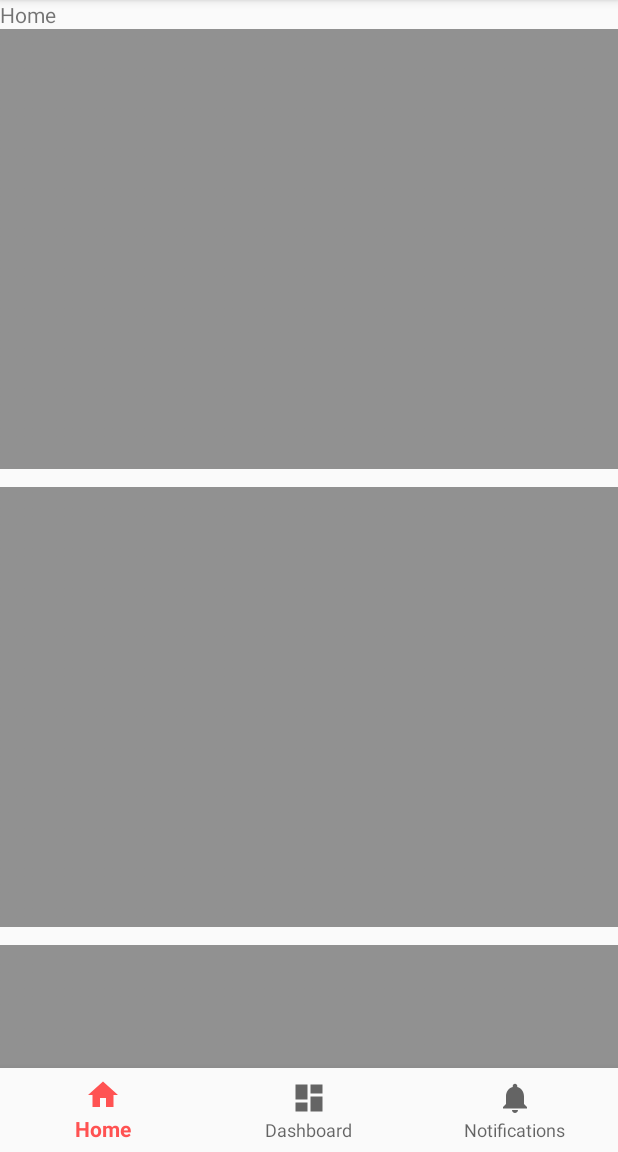
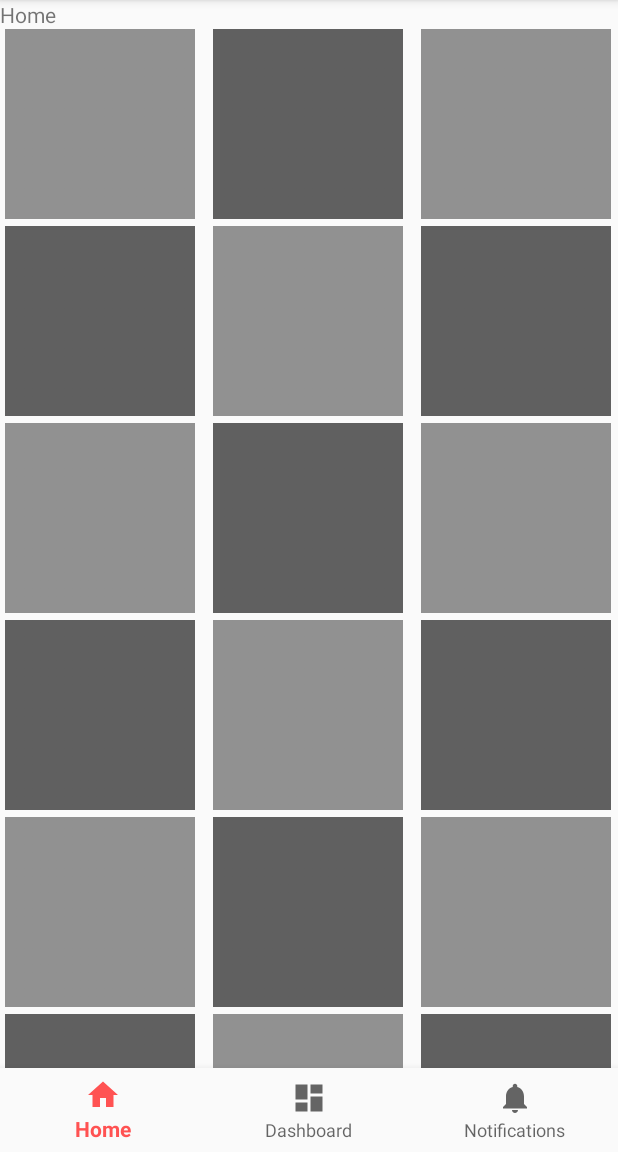
Before and after one commit to tzuhan/gymbuddy_android_app, an Android app: the screen it shows after launch (MainActivity), on a phone screen of 412 x 824 dp, the part 84-1236 px from its top. Run offline under Robolectric (Android 15) with nearby library versions, the phone set to English and light mode, and no system bars.

Commit message:
1. change grid_view width and height to 0dp(match_constraint) 2.dynamically calculate the image size for vertical/horizontal view

```diff
--- a/app/src/main/java/tw/com/sportbud/sportbud/ImageAdapter.kt
+++ b/app/src/main/java/tw/com/sportbud/sportbud/ImageAdapter.kt
@@ -1,25 +1,31 @@
 package tw.com.sportbud.sportbud
 
 import android.content.Context
+import android.graphics.Point
+import android.util.Log
 import android.view.View
 import android.view.ViewGroup
 import android.widget.BaseAdapter
 import android.widget.ImageView
+import android.view.Display
+import android.view.WindowManager
+
+
 
 /**
  * Created by tzuhan on 2018/06/13.
  */
 // references to our images
 private val mThumbIds = arrayOf<Int>(
-        R.drawable.pic_back, R.drawable.pic_back,
-        R.drawable.pic_back, R.drawable.pic_back,
-        R.drawable.pic_back, R.drawable.pic_back,
-        R.drawable.pic_back, R.drawable.pic_back,
-        R.drawable.pic_back, R.drawable.pic_back,
-        R.drawable.pic_back, R.drawable.pic_back,
-        R.drawable.pic_back, R.drawable.pic_back,
-        R.drawable.pic_back, R.drawable.pic_back,
-        R.drawable.pic_back, R.drawable.pic_back)
+        R.drawable.pic_back, R.drawable.pic_back2,
+        R.drawable.pic_back, R.drawable.pic_back2,
+        R.drawable.pic_back, R.drawable.pic_back2,
+        R.drawable.pic_back, R.drawable.pic_back2,
+        R.drawable.pic_back, R.drawable.pic_back2,
+        R.drawable.pic_back, R.drawable.pic_back2,
+        R.drawable.pic_back, R.drawable.pic_back2,
+        R.drawable.pic_back, R.drawable.pic_back2,
+        R.drawable.pic_back, R.drawable.pic_back2)
 
 class ImageAdapter(private val mContext: Context) : BaseAdapter() {
 
@@ -32,12 +38,32 @@ class ImageAdapter(private val mContext: Context) : BaseAdapter() {
     // create a new ImageView for each item referenced by the Adapter
     override fun getView(position: Int, convertView: View?, parent: ViewGroup): View {
         val imageView: ImageView
+
         if (convertView == null) {
             // if it's not recycled, initialize some attributes
             imageView = ImageView(mContext)
-            imageView.layoutParams = ViewGroup.LayoutParams(440, 440)
-            imageView.scaleType = ImageView.ScaleType.CENTER_CROP
-            //imageView.setPadding(10, 0, 10, 0)
+            val wm = mContext.getSystemService(Context.WINDOW_SERVICE) as WindowManager
+            val size = Point()
+            val display = wm.defaultDisplay
+            display.getSize(size)
+            val width = size.x
+            val height = size.y
+
+            if (width > 0) {
+                val padding = 5
+                var count = 3
+                if (width > height) {
+                    count = 6
+                }
+                var image_width = ((width - padding * 4) / count / 10 * 10).toInt()
+                var image_height = image_width
+                Log.d("width&height", "image_width: " + image_width + " image_height:" + image_height)
+                Log.d("width&height", "width: " + width)
+                imageView.layoutParams = ViewGroup.LayoutParams(image_width, image_height)
+                imageView.scaleType = ImageView.ScaleType.CENTER_CROP
+
+                //imageView.setPadding(10, 0, 10, 0)
+            }
         } else {
             imageView = convertView as ImageView
         }
--- a/app/src/main/res/layout/activity_main.xml
+++ b/app/src/main/res/layout/activity_main.xml
@@ -9,24 +9,26 @@
 
     <TextView
         android:id="@+id/message"
-        android:layout_width="match_parent"
+        android:layout_width="0dp"
         android:layout_height="wrap_content"
         android:layout_marginBottom="@dimen/activity_vertical_margin"
         android:text="@string/title_home"
         app:layout_constraintLeft_toLeftOf="parent"
         app:layout_constraintRight_toRightOf="parent"
+        app:layout_constraintTop_toTopOf="parent"
         />
 
     <GridView
         android:id="@+id/grid_view"
-        android:layout_width="wrap_content"
-        android:layout_height="wrap_content"
+        android:layout_width="0dp"
+        android:layout_height="0dp"
         android:columnWidth="120dp"
         android:gravity="center"
-        android:horizontalSpacing="1dp"
+        android:horizontalSpacing="5dp"
         android:numColumns="auto_fit"
         android:stretchMode="columnWidth"
-        android:verticalSpacing="12dp"
+        android:verticalSpacing="5dp"
+        app:layout_constraintBottom_toTopOf="@+id/navigation"
         app:layout_constraintLeft_toLeftOf="parent"
         app:layout_constraintRight_toRightOf="parent"
         app:layout_constraintTop_toBottomOf="@+id/message" />
@@ -36,9 +38,9 @@
         android:id="@+id/navigation"
         android:layout_width="0dp"
         android:layout_height="wrap_content"
-        android:layout_marginEnd="0dp"
-        android:layout_marginStart="0dp"
         android:background="?android:attr/windowBackground"
+        android:gravity="bottom"
+        app:layout_constraintTop_toBottomOf="@+id/grid_view"
         app:layout_constraintBottom_toBottomOf="parent"
         app:layout_constraintLeft_toLeftOf="parent"
         app:layout_constraintRight_toRightOf="parent"
```
Also changed, not shown: app/src/main/res/drawable-xhdpi/pic_back2.png (added).
